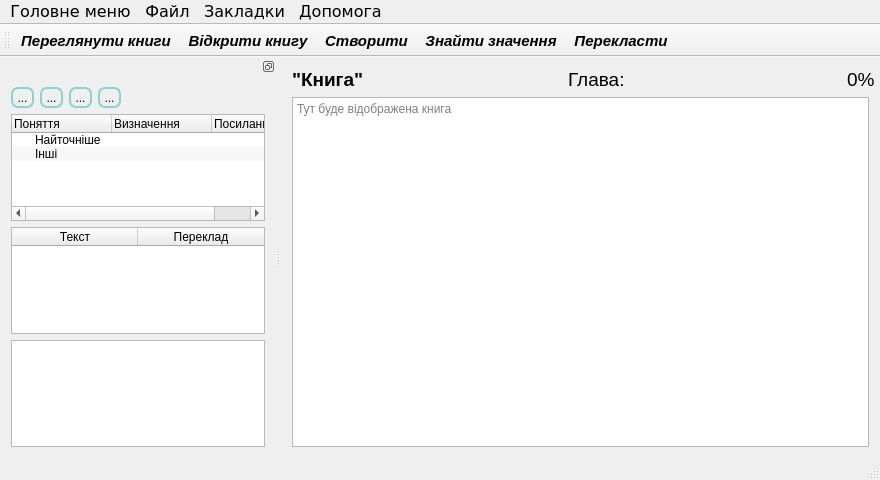
First picture: the form in ExplanatoryFB2Reader/mainwindow.ui, repository EugeneYarem/ExplanatoryFB2ReaderW, before the edit.
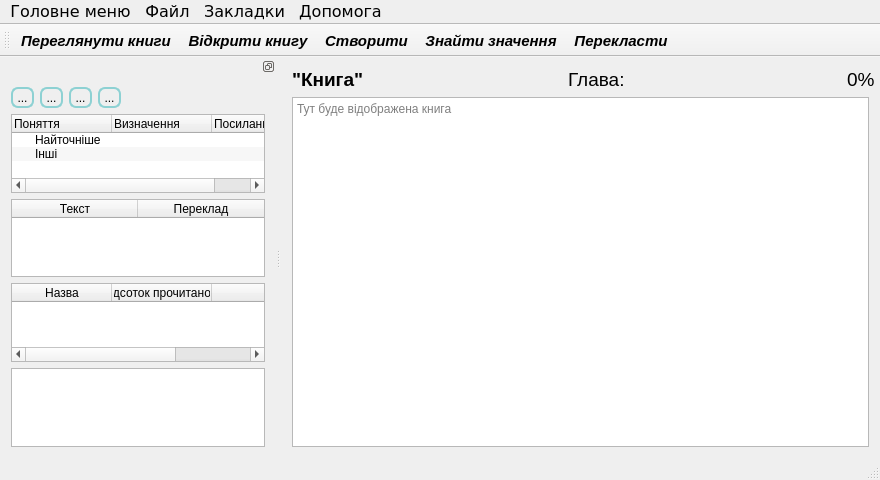
Second picture: the form after the edit. Icons and pictures are not drawn.

Diff of the .ui file:
```diff
--- a/ExplanatoryFB2Reader/mainwindow.ui
+++ b/ExplanatoryFB2Reader/mainwindow.ui
@@ -637,7 +637,38 @@
       </widget>
      </item>
      <item>
-      <widget class="QListWidget" name="listWidget">
+      <widget class="QTableWidget" name="tableWidgetBookmarks">
+       <property name="minimumSize">
+        <size>
+         <width>254</width>
+         <height>0</height>
+        </size>
+       </property>
+       <property name="editTriggers">
+        <set>QAbstractItemView::NoEditTriggers</set>
+       </property>
+       <property name="sortingEnabled">
+        <bool>true</bool>
+       </property>
+       <column>
+        <property name="text">
+         <string>Назва</string>
+        </property>
+       </column>
+       <column>
+        <property name="text">
+         <string>Відсоток прочитаного</string>
+        </property>
+       </column>
+       <column>
+        <property name="text">
+         <string>    </string>
+        </property>
+       </column>
+      </widget>
+     </item>
+     <item>
+      <widget class="QListWidget" name="listWidgetContent">
        <property name="sizePolicy">
         <sizepolicy hsizetype="Expanding" vsizetype="Expanding">
          <horstretch>0</horstretch>
```
